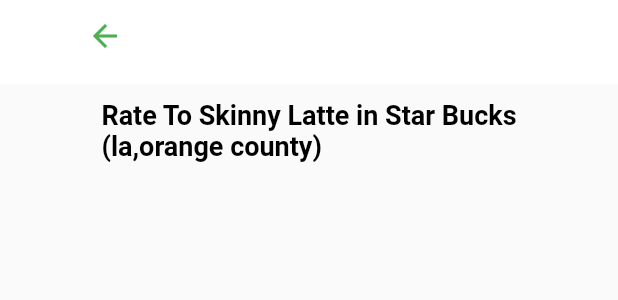
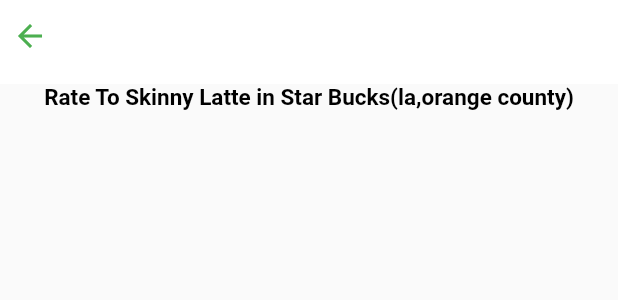
Before and after one commit to simbovk/Uber-eats, a Flutter app: the DeliverdOrder widget shown alone on an empty page, opened directly, after a tap on "Comment", on a phone screen of 412 x 824 dp. Shown: the top 300 px of the screen. Run offline on Flutter 3.47's test engine with Material 2 defaults, Android fonts, the phone set to English and light mode, and no system bars.

Commit message:
Rate Orders App bar update

```diff
--- a/lib/DeliverdOrder.dart
+++ b/lib/DeliverdOrder.dart
@@ -63,6 +63,8 @@
   Widget build(BuildContext context) {
     String deliverdTime = '$date,$month  $watch';
     String deliverdText = deliverd == true ? 'Delivered' : 'Not Delivered';
+    List<String> splittedName = resturantName.split('\n');
+    String resturantSplittedName = splittedName[0] + splittedName[1];
     return Padding(
       padding: const EdgeInsets.only(left: 15),
       child: Container(
@@ -178,7 +180,7 @@
                                   context,
                                   MaterialPageRoute(
                                     builder: (context) => RateOrder(
-                                        resturantName,
+                                        resturantSplittedName,
                                         name,
                                         date,
                                         month,
--- a/lib/RateOrder.dart
+++ b/lib/RateOrder.dart
@@ -55,7 +55,7 @@
                 Row(
                   children: [
                     IconButton(
-                      padding: const EdgeInsets.only(right: 330),
+                      padding: const EdgeInsets.only(right: 380),
                       icon: const Icon(
                         Icons.arrow_back,
                         color: Colors.green,
@@ -84,11 +84,11 @@
           child: Column(
             children: [
               SizedBox(
-                height: 10,
+                height: 0,
               ),
               Text('Rate To $name in $resturantName',
                   style: TextStyle(
-                      fontSize: 18,
+                      fontSize: 15,
                       fontWeight: FontWeight.bold,
                       color: Colors.black)),
             ],
```
